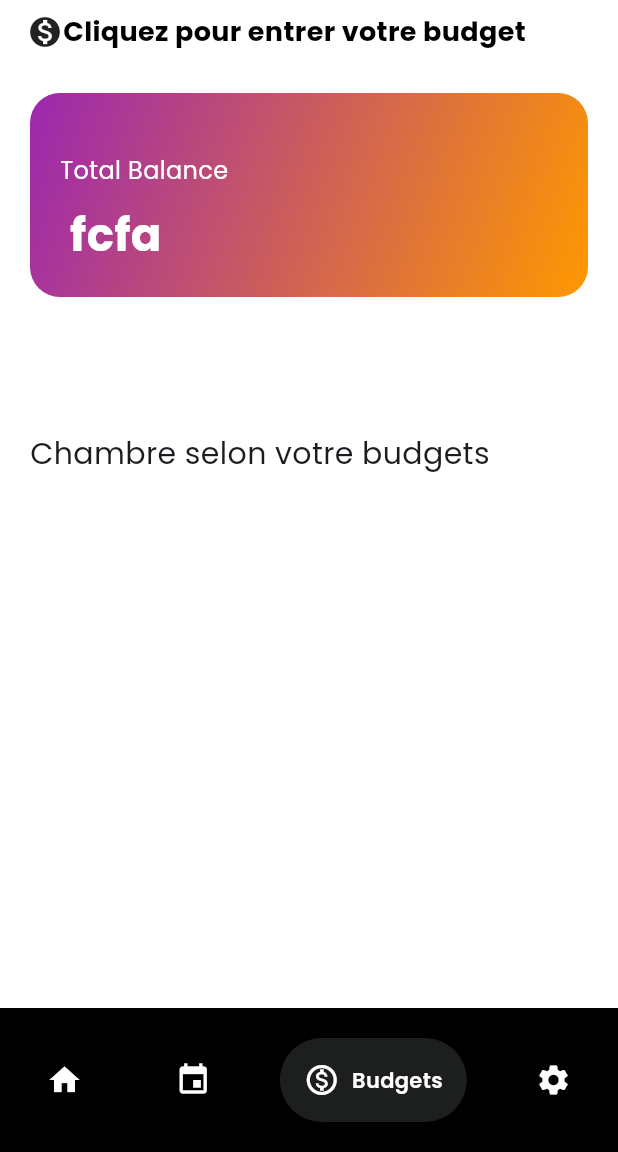
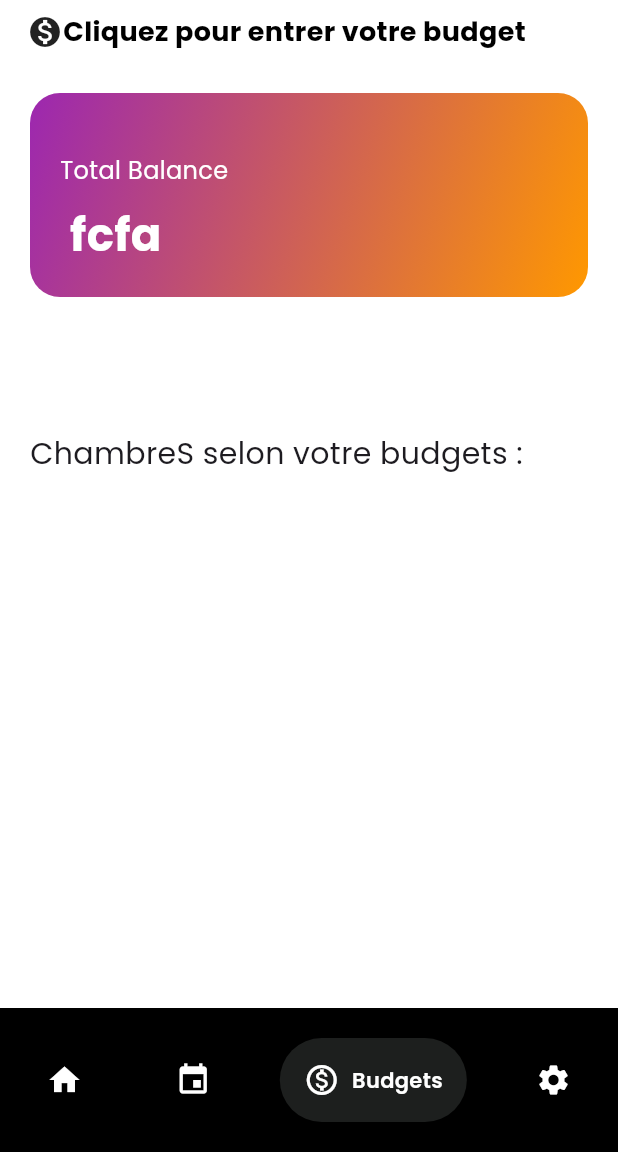
Before and after one commit to Cyrille-18/HotelRoomReservation-flutterapp, a Flutter app: the Display screen opened directly, on a phone screen of 412 x 824 dp, the part 84-1236 px from its top. Run offline on Flutter 3.47's test engine with Material 3 defaults, Android fonts, the phone set to English and light mode, and no system bars; drawn by our look-alikes of google_nav_bar; our stand-ins replace flutter_svg, get, google_fonts, hexcolor, hive, hive_flutter; accounts and stored records are empty.

Commit message:
updated budgets

```diff
--- a/lib/screens/budgets_screen.dart
+++ b/lib/screens/budgets_screen.dart
@@ -120,7 +120,7 @@ class _DisplayState extends State<Display> {
                 Padding(
                   padding: EdgeInsets.all(20.0),
                   child: Text(
-                    "Chambre selon votre budgets",
+                    "ChambreS selon votre budgets :",
                     style: TextStyle(fontSize: 20),
                   ),
                 ),
```
